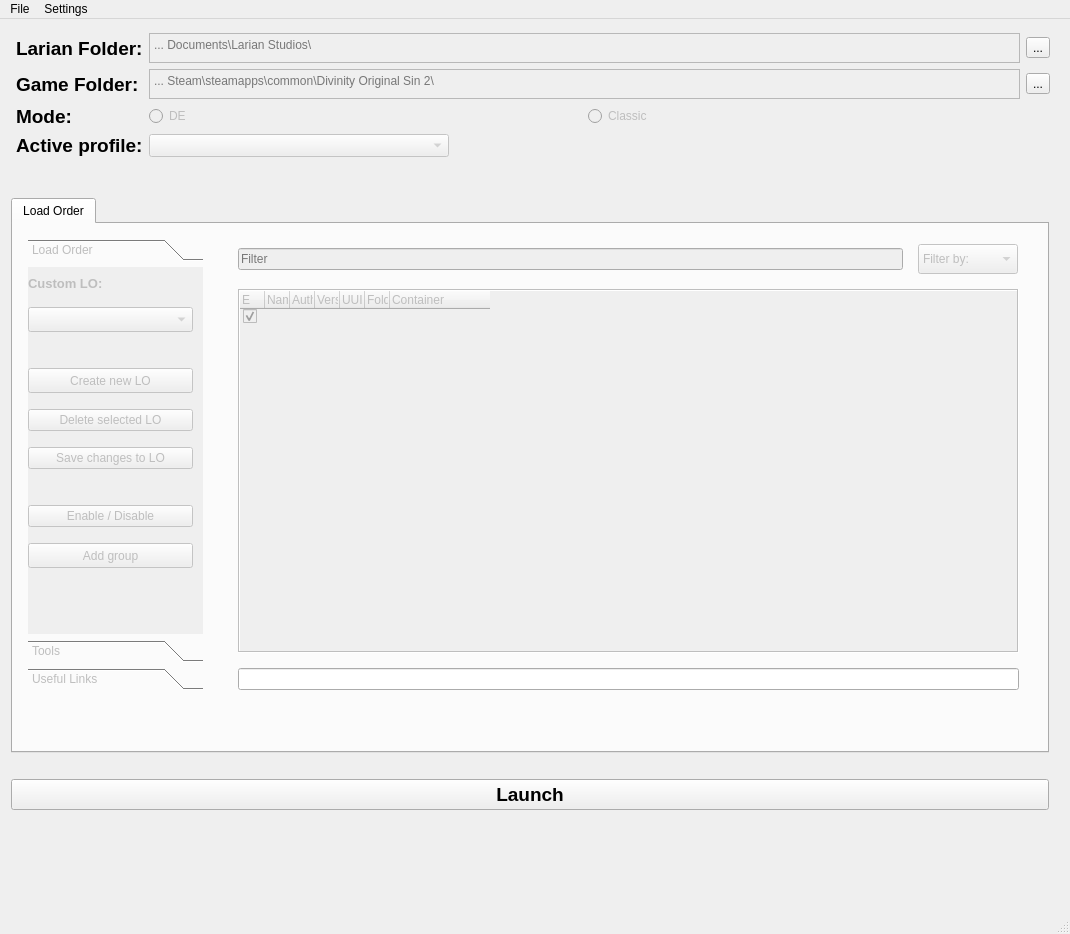
Before: the Qt Designer form ui/ModManager.ui in FelipeRenault/ModManager, drawn with Qt 5.
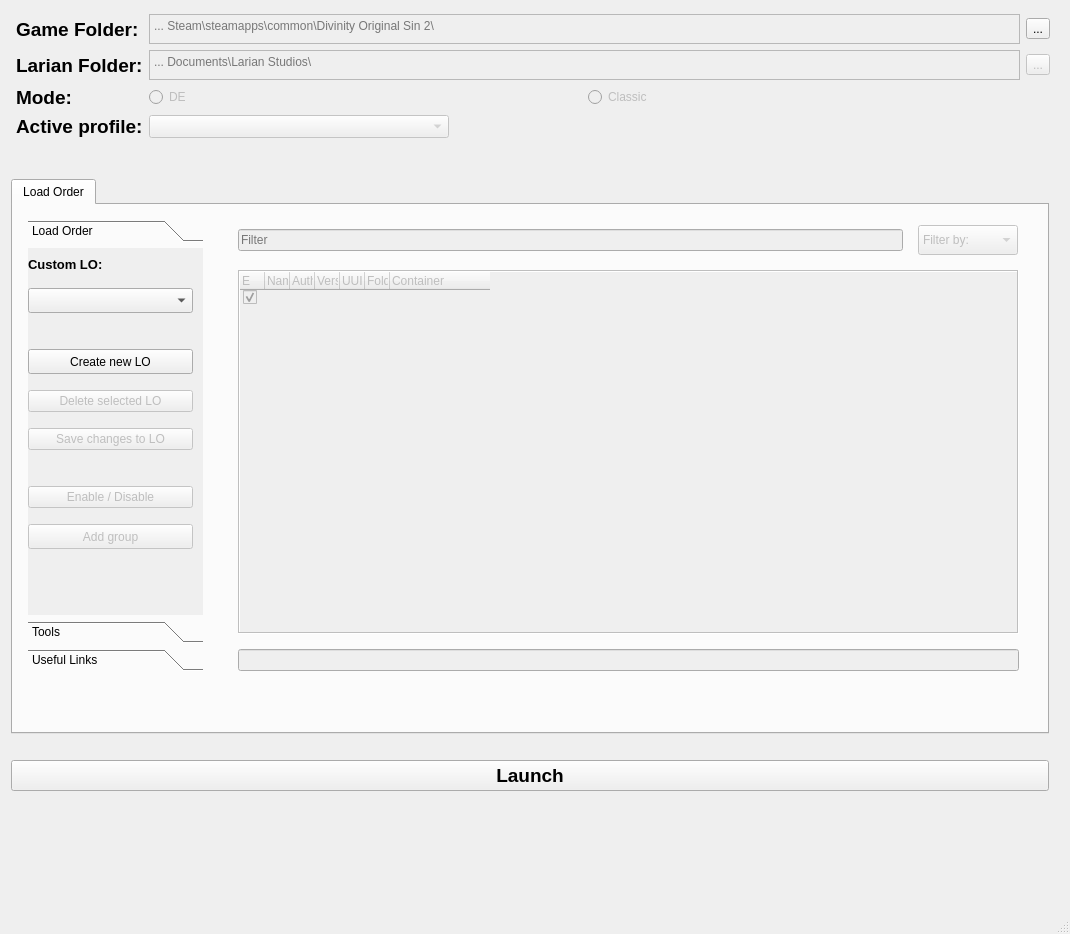
After: the same form once the commit is applied.

What changed in the file:
```diff
--- a/ui/ModManager.ui
+++ b/ui/ModManager.ui
@@ -121,6 +121,9 @@
          <number>0</number>
         </property>
         <widget class="QWidget" name="tab_LO">
+         <property name="enabled">
+          <bool>true</bool>
+         </property>
          <attribute name="title">
           <string>Load Order</string>
          </attribute>
@@ -157,7 +160,7 @@
              <item>
               <widget class="QToolBox" name="toolBox">
                <property name="enabled">
-                <bool>false</bool>
+                <bool>true</bool>
                </property>
                <property name="sizePolicy">
                 <sizepolicy hsizetype="Fixed" vsizetype="Expanding">
@@ -181,6 +184,9 @@
                 <number>0</number>
                </property>
                <widget class="QWidget" name="LoadOrder">
+                <property name="enabled">
+                 <bool>true</bool>
+                </property>
                 <property name="geometry">
                  <rect>
                   <x>0</x>
@@ -236,6 +242,9 @@
                   </item>
                   <item>
                    <widget class="QComboBox" name="combo_customlo">
+                    <property name="enabled">
+                     <bool>true</bool>
+                    </property>
                     <property name="sizePolicy">
                      <sizepolicy hsizetype="Fixed" vsizetype="Expanding">
                       <horstretch>0</horstretch>
@@ -296,6 +305,9 @@
                   </item>
                   <item>
                    <widget class="QPushButton" name="btnDeleteLO">
+                    <property name="enabled">
+                     <bool>false</bool>
+                    </property>
                     <property name="sizePolicy">
                      <sizepolicy hsizetype="Fixed" vsizetype="Fixed">
                       <horstretch>0</horstretch>
@@ -315,6 +327,9 @@
                   </item>
                   <item>
                    <widget class="QPushButton" name="saveToLO">
+                    <property name="enabled">
+                     <bool>false</bool>
+                    </property>
                     <property name="sizePolicy">
                      <sizepolicy hsizetype="Fixed" vsizetype="Fixed">
                       <horstretch>0</horstretch>
@@ -347,6 +362,9 @@
                   </item>
                   <item>
                    <widget class="QPushButton" name="button_EnableDisableMods">
+                    <property name="enabled">
+                     <bool>false</bool>
+                    </property>
                     <property name="sizePolicy">
                      <sizepolicy hsizetype="Fixed" vsizetype="Fixed">
                       <horstretch>0</horstretch>
@@ -793,7 +811,11 @@
               </widget>
              </item>
              <item>
-              <widget class="QLineEdit" name="cmdInput"/>
+              <widget class="QLineEdit" name="cmdInput">
+               <property name="enabled">
+                <bool>false</bool>
+               </property>
+              </widget>
              </item>
             </layout>
            </item>
@@ -821,30 +843,6 @@
       <property name="bottomMargin">
        <number>5</number>
       </property>
-      <item row="0" column="2" alignment="Qt::AlignRight">
-       <widget class="QToolButton" name="button_UserFolder">
-        <property name="text">
-         <string>...</string>
-        </property>
-       </widget>
-      </item>
-      <item row="0" column="0">
-       <widget class="QLabel" name="label_UserFolder">
-        <property name="font">
-         <font>
-          <pointsize>14</pointsize>
-          <weight>75</weight>
-          <bold>true</bold>
-         </font>
-        </property>
-        <property name="text">
-         <string>Larian Folder:</string>
-        </property>
-        <property name="alignment">
-         <set>Qt::AlignLeading|Qt::AlignLeft|Qt::AlignVCenter</set>
-        </property>
-       </widget>
-      </item>
       <item row="2" column="1">
        <layout class="QHBoxLayout" name="horizontalLayout_3">
         <item>
@@ -898,82 +896,6 @@
         </property>
        </widget>
       </item>
-      <item row="1" column="2" alignment="Qt::AlignRight">
-       <widget class="QToolButton" name="button_GameFolder">
-        <property name="text">
-         <string>...</string>
-        </property>
-       </widget>
-      </item>
-      <item row="1" column="0">
-       <widget class="QLabel" name="label_GameFolder">
-        <property name="font">
-         <font>
-          <pointsize>14</pointsize>
-          <weight>75</weight>
-          <bold>true</bold>
-         </font>
-        </property>
-        <property name="text">
-         <string>Game Folder:</string>
-        </property>
-       </widget>
-      </item>
-      <item row="0" column="1">
-       <widget class="QTextEdit" name="textbox_UserFolder">
-        <property name="enabled">
-         <bool>false</bool>
-        </property>
-        <property name="sizePolicy">
-         <sizepolicy hsizetype="Expanding" vsizetype="Fixed">
-          <horstretch>0</horstretch>
-          <verstretch>0</verstretch>
-         </sizepolicy>
-        </property>
-        <property name="maximumSize">
-         <size>
-          <width>16777215</width>
-          <height>30</height>
-         </size>
-        </property>
-        <property name="toolTip">
-         <string>&lt;html&gt;&lt;head/&gt;&lt;body&gt;&lt;p&gt;Please select your Larian folder&lt;/p&gt;&lt;/body&gt;&lt;/html&gt;</string>
-        </property>
-        <property name="html">
-         <string>&lt;!DOCTYPE HTML PUBLIC &quot;-//W3C//DTD HTML 4.0//EN&quot; &quot;http://www.w3.org/TR/REC-html40/strict.dtd&quot;&gt;
-&lt;html&gt;&lt;head&gt;&lt;meta name=&quot;qrichtext&quot; content=&quot;1&quot; /&gt;&lt;style type=&quot;text/css&quot;&gt;
-p, li { white-space: pre-wrap; }
-&lt;/style&gt;&lt;/head&gt;&lt;body style=&quot; font-family:'MS Shell Dlg 2'; font-size:7.8pt; font-weight:400; font-style:normal;&quot;&gt;
-&lt;p style=&quot;-qt-paragraph-type:empty; margin-top:0px; margin-bottom:0px; margin-left:0px; margin-right:0px; -qt-block-indent:0; text-indent:0px;&quot;&gt;&lt;br /&gt;&lt;/p&gt;&lt;/body&gt;&lt;/html&gt;</string>
-        </property>
-        <property name="placeholderText">
-         <string>... Documents\Larian Studios\</string>
-        </property>
-       </widget>
-      </item>
-      <item row="1" column="1">
-       <widget class="QTextEdit" name="textbox_GameFolder">
-        <property name="enabled">
-         <bool>false</bool>
-        </property>
-        <property name="maximumSize">
-         <size>
-          <width>16777215</width>
-          <height>30</height>
-         </size>
-        </property>
-        <property name="html">
-         <string>&lt;!DOCTYPE HTML PUBLIC &quot;-//W3C//DTD HTML 4.0//EN&quot; &quot;http://www.w3.org/TR/REC-html40/strict.dtd&quot;&gt;
-&lt;html&gt;&lt;head&gt;&lt;meta name=&quot;qrichtext&quot; content=&quot;1&quot; /&gt;&lt;style type=&quot;text/css&quot;&gt;
-p, li { white-space: pre-wrap; }
-&lt;/style&gt;&lt;/head&gt;&lt;body style=&quot; font-family:'MS Shell Dlg 2'; font-size:7.8pt; font-weight:400; font-style:normal;&quot;&gt;
-&lt;p style=&quot;-qt-paragraph-type:empty; margin-top:0px; margin-bottom:0px; margin-left:0px; margin-right:0px; -qt-block-indent:0; text-indent:0px;&quot;&gt;&lt;br /&gt;&lt;/p&gt;&lt;/body&gt;&lt;/html&gt;</string>
-        </property>
-        <property name="placeholderText">
-         <string>... Steam\steamapps\common\Divinity Original Sin 2\</string>
-        </property>
-       </widget>
-      </item>
       <item row="3" column="1">
        <widget class="QComboBox" name="comboBox_Profiles">
         <property name="enabled">
@@ -1031,32 +953,113 @@
         </property>
        </widget>
       </item>
+      <item row="0" column="1">
+       <widget class="QTextEdit" name="textbox_GameFolder">
+        <property name="enabled">
+         <bool>false</bool>
+        </property>
+        <property name="maximumSize">
+         <size>
+          <width>16777215</width>
+          <height>30</height>
+         </size>
+        </property>
+        <property name="html">
+         <string>&lt;!DOCTYPE HTML PUBLIC &quot;-//W3C//DTD HTML 4.0//EN&quot; &quot;http://www.w3.org/TR/REC-html40/strict.dtd&quot;&gt;
+&lt;html&gt;&lt;head&gt;&lt;meta name=&quot;qrichtext&quot; content=&quot;1&quot; /&gt;&lt;style type=&quot;text/css&quot;&gt;
+p, li { white-space: pre-wrap; }
+&lt;/style&gt;&lt;/head&gt;&lt;body style=&quot; font-family:'MS Shell Dlg 2'; font-size:7.8pt; font-weight:400; font-style:normal;&quot;&gt;
+&lt;p style=&quot;-qt-paragraph-type:empty; margin-top:0px; margin-bottom:0px; margin-left:0px; margin-right:0px; -qt-block-indent:0; text-indent:0px;&quot;&gt;&lt;br /&gt;&lt;/p&gt;&lt;/body&gt;&lt;/html&gt;</string>
+        </property>
+        <property name="placeholderText">
+         <string>... Steam\steamapps\common\Divinity Original Sin 2\</string>
+        </property>
+       </widget>
+      </item>
+      <item row="1" column="1">
+       <widget class="QTextEdit" name="textbox_UserFolder">
+        <property name="enabled">
+         <bool>false</bool>
+        </property>
+        <property name="sizePolicy">
+         <sizepolicy hsizetype="Expanding" vsizetype="Fixed">
+          <horstretch>0</horstretch>
+          <verstretch>0</verstretch>
+         </sizepolicy>
+        </property>
+        <property name="maximumSize">
+         <size>
+          <width>16777215</width>
+          <height>30</height>
+         </size>
+        </property>
+        <property name="toolTip">
+         <string>&lt;html&gt;&lt;head/&gt;&lt;body&gt;&lt;p&gt;Please select your Larian folder&lt;/p&gt;&lt;/body&gt;&lt;/html&gt;</string>
+        </property>
+        <property name="html">
+         <string>&lt;!DOCTYPE HTML PUBLIC &quot;-//W3C//DTD HTML 4.0//EN&quot; &quot;http://www.w3.org/TR/REC-html40/strict.dtd&quot;&gt;
+&lt;html&gt;&lt;head&gt;&lt;meta name=&quot;qrichtext&quot; content=&quot;1&quot; /&gt;&lt;style type=&quot;text/css&quot;&gt;
+p, li { white-space: pre-wrap; }
+&lt;/style&gt;&lt;/head&gt;&lt;body style=&quot; font-family:'MS Shell Dlg 2'; font-size:7.8pt; font-weight:400; font-style:normal;&quot;&gt;
+&lt;p style=&quot;-qt-paragraph-type:empty; margin-top:0px; margin-bottom:0px; margin-left:0px; margin-right:0px; -qt-block-indent:0; text-indent:0px;&quot;&gt;&lt;br /&gt;&lt;/p&gt;&lt;/body&gt;&lt;/html&gt;</string>
+        </property>
+        <property name="placeholderText">
+         <string>... Documents\Larian Studios\</string>
+        </property>
+       </widget>
+      </item>
+      <item row="0" column="0">
+       <widget class="QLabel" name="label_GameFolder">
+        <property name="font">
+         <font>
+          <pointsize>14</pointsize>
+          <weight>75</weight>
+          <bold>true</bold>
+         </font>
+        </property>
+        <property name="text">
+         <string>Game Folder:</string>
+        </property>
+       </widget>
+      </item>
+      <item row="1" column="0">
+       <widget class="QLabel" name="label_UserFolder">
+        <property name="font">
+         <font>
+          <pointsize>14</pointsize>
+          <weight>75</weight>
+          <bold>true</bold>
+         </font>
+        </property>
+        <property name="text">
+         <string>Larian Folder:</string>
+        </property>
+        <property name="alignment">
+         <set>Qt::AlignLeading|Qt::AlignLeft|Qt::AlignVCenter</set>
+        </property>
+       </widget>
+      </item>
+      <item row="1" column="2">
+       <widget class="QToolButton" name="button_UserFolder">
+        <property name="enabled">
+         <bool>false</bool>
+        </property>
+        <property name="text">
+         <string>...</string>
+        </property>
+       </widget>
+      </item>
+      <item row="0" column="2">
+       <widget class="QToolButton" name="button_GameFolder">
+        <property name="text">
+         <string>...</string>
+        </property>
+       </widget>
+      </item>
      </layout>
     </item>
    </layout>
   </widget>
-  <widget class="QMenuBar" name="menubar">
-   <property name="geometry">
-    <rect>
-     <x>0</x>
-     <y>0</y>
-     <width>1070</width>
-     <height>26</height>
-    </rect>
-   </property>
-   <widget class="QMenu" name="menuFile">
-    <property name="title">
-     <string>File</string>
-    </property>
-   </widget>
-   <widget class="QMenu" name="menuSettings">
-    <property name="title">
-     <string>Settings</string>
-    </property>
-   </widget>
-   <addaction name="menuFile"/>
-   <addaction name="menuSettings"/>
-  </widget>
   <widget class="QStatusBar" name="statusbar"/>
  </widget>
  <resources/>
```
Left out of the diff: 10 changed lines with no effect on the pictures.
